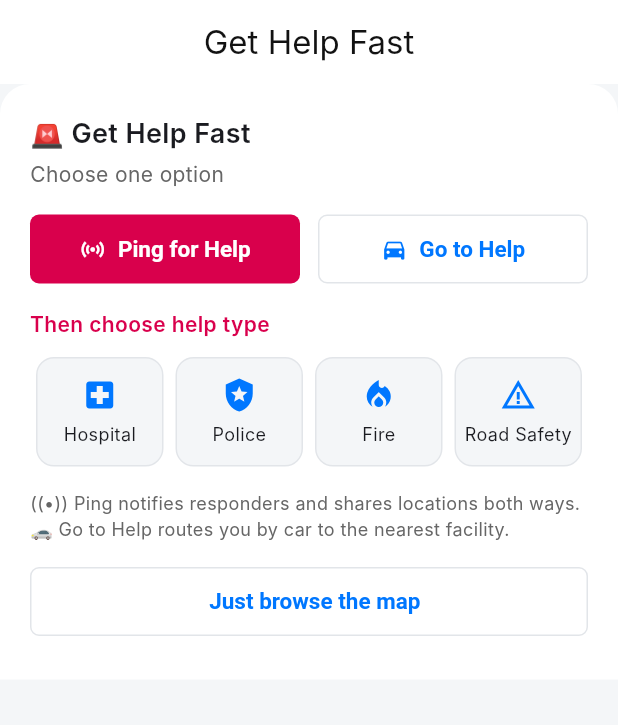
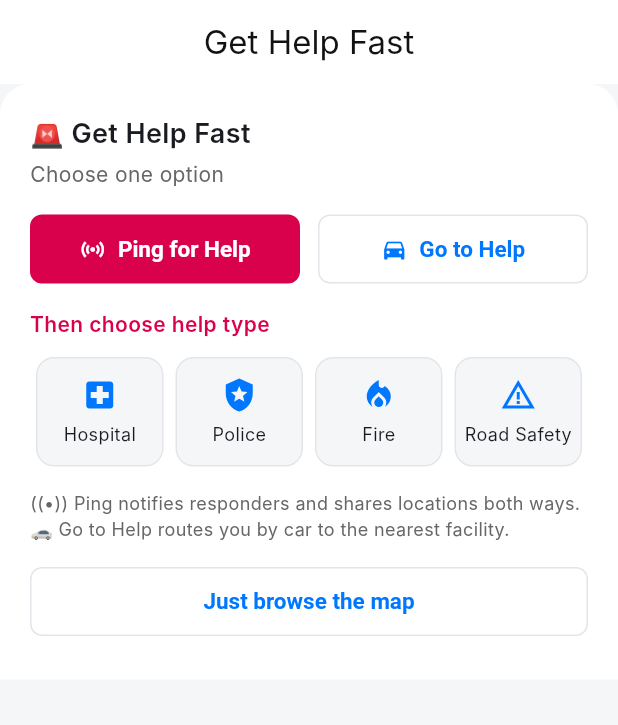
Before and after one commit to ayubasalami/911-Rescue, a Flutter app: the GetHelpScreen screen opened by its route, after a tap on "Ping for Help", after a tap on "Hospital", on a phone screen of 412 x 824 dp. Shown: the top 725 px of the screen. Run offline on Flutter 3.47's test engine with Material 3 defaults, Android fonts, the phone set to English and light mode, and no system bars; our stand-ins replace flutter_riverpod, geolocator, go_router; missing offline and left inert: mapbox_maps_flutter; Roboto replaces fonts that are missing (Inter).

Commit message:
Add reusable AppButton widget, fix button radius app-wide
Material 3's default OutlinedButton renders as a full pill/stadium
shape with no theme override, visibly mismatched against the
rounded-rect ElevatedButtons (AppRadii.sm). Bumped the radius to 8 and
themed OutlinedButton too, so every button — even a bare one with
custom content — gets the same corners.

Generalized the existing (barely-used) AppButton from 4 variants with
a hardcoded-red "outline" option into {primary, success, danger,
warning, secondary} x filled:bool, covering every color/style
combination actually used across the app, and fixed a latent
icon-alignment bug where an always-present-but-empty icon slot shifted
the label off-center. Migrated every raw ElevatedButton/OutlinedButton
in the app onto it.

```diff
--- a/lib/src/core/theme/app_theme.dart
+++ b/lib/src/core/theme/app_theme.dart
@@ -14,7 +14,7 @@ abstract final class AppColors {
 }
 
 abstract final class AppRadii {
-  static const sm = 6.0;
+  static const sm = 8.0;
   static const md = 12.0;
   static const lg = 20.0;
   static const full = 999.0;
@@ -52,6 +52,19 @@ class AppTheme {
           padding: const EdgeInsets.symmetric(horizontal: 20, vertical: 12),
         ),
       ),
+      // Material 3's default OutlinedButton is a full stadium/pill shape —
+      // without this override it visibly mismatches the rounded-rect
+      // ElevatedButtons above. Any bare OutlinedButton (e.g. one with
+      // custom composed content that doesn't fit AppButton) still gets the
+      // right radius for free.
+      outlinedButtonTheme: OutlinedButtonThemeData(
+        style: OutlinedButton.styleFrom(
+          shape: RoundedRectangleBorder(
+            borderRadius: BorderRadius.circular(AppRadii.sm),
+          ),
+          padding: const EdgeInsets.symmetric(horizontal: 20, vertical: 12),
+        ),
+      ),
     );
   }
 }
--- a/lib/src/ui/core/widgets/app_button.dart
+++ b/lib/src/ui/core/widgets/app_button.dart
@@ -2,48 +2,120 @@ import 'package:flutter/material.dart';
 
 import '../../../core/theme/app_theme.dart';
 
-enum AppButtonVariant { primary, danger, secondary, outline }
+enum AppButtonVariant { primary, success, danger, warning, secondary, neutral }
 
+/// The app's single button style — every button should go through this
+/// instead of a bare `ElevatedButton`/`OutlinedButton`, so radius, padding,
+/// and color choices stay consistent everywhere rather than each screen
+/// hand-rolling its own `ElevatedButton.styleFrom(...)`.
 class AppButton extends StatelessWidget {
   const AppButton({
     super.key,
     required this.label,
     required this.onPressed,
     this.variant = AppButtonVariant.primary,
+    this.filled = true,
     this.icon,
   });
 
   final String label;
   final VoidCallback? onPressed;
   final AppButtonVariant variant;
+
+  /// Filled (solid color background, white text) vs. outlined (transparent
+  /// background, colored border + text) treatment of [variant]'s color.
+  /// Ignored for [AppButtonVariant.secondary] and [AppButtonVariant.neutral],
+  /// which always render as their own fixed look.
+  final bool filled;
+
   final IconData? icon;
+
+  static const _padding = EdgeInsets.symmetric(horizontal: 20, vertical: 14);
+  static const _textStyle = TextStyle(fontWeight: FontWeight.w600, fontSize: 15);
+  static final _shape = RoundedRectangleBorder(borderRadius: BorderRadius.circular(AppRadii.sm));
+
+  Color get _color => switch (variant) {
+        AppButtonVariant.primary => AppColors.primary,
+        AppButtonVariant.success => AppColors.success,
+        AppButtonVariant.danger => AppColors.danger,
+        AppButtonVariant.warning => AppColors.warning,
+        AppButtonVariant.secondary => AppColors.primary,
+        AppButtonVariant.neutral => AppColors.textSecondary,
+      };
 
   @override
   Widget build(BuildContext context) {
-    final (background, foreground, border) = switch (variant) {
-      AppButtonVariant.primary => (AppColors.primary, Colors.white, null),
-      AppButtonVariant.danger => (AppColors.danger, Colors.white, null),
-      AppButtonVariant.secondary => (
-          AppColors.backgroundSurface,
-          AppColors.primary,
-          AppColors.border,
+    if (variant == AppButtonVariant.secondary) {
+      return _build(
+        outlined: true,
+        style: OutlinedButton.styleFrom(
+          backgroundColor: AppColors.backgroundSurface,
+          foregroundColor: AppColors.primary,
+          side: const BorderSide(color: AppColors.border),
+          shape: _shape,
+          padding: _padding,
+          textStyle: _textStyle,
         ),
-      AppButtonVariant.outline => (Colors.transparent, AppColors.danger, AppColors.danger),
-    };
+      );
+    }
 
-    return ElevatedButton.icon(
-      onPressed: onPressed,
-      icon: icon == null ? const SizedBox.shrink() : Icon(icon, size: 18),
-      label: Text(label),
-      style: ElevatedButton.styleFrom(
-        backgroundColor: background,
-        foregroundColor: foreground,
-        elevation: 0,
-        side: border == null ? null : BorderSide(color: border),
-        shape: RoundedRectangleBorder(borderRadius: BorderRadius.circular(AppRadii.sm)),
-        padding: const EdgeInsets.symmetric(horizontal: 20, vertical: 14),
-        textStyle: const TextStyle(fontWeight: FontWeight.w600, fontSize: 15),
+    // A muted, informational look — "How to Use This Map," "Data Sources &
+    // Credits" — distinct from an outlined [_color] button since it's
+    // always this same gray regardless of [filled].
+    if (variant == AppButtonVariant.neutral) {
+      return _build(
+        outlined: true,
+        style: OutlinedButton.styleFrom(
+          backgroundColor: AppColors.backgroundCanvas,
+          foregroundColor: AppColors.textSecondary,
+          side: const BorderSide(color: AppColors.border),
+          shape: _shape,
+          padding: _padding,
+          textStyle: _textStyle,
+        ),
+      );
+    }
+
+    final color = _color;
+    if (filled) {
+      return _build(
+        outlined: false,
+        style: ElevatedButton.styleFrom(
+          backgroundColor: color,
+          foregroundColor: Colors.white,
+          elevation: 0,
+          shape: _shape,
+          padding: _padding,
+          textStyle: _textStyle,
+        ),
+      );
+    }
+
+    return _build(
+      outlined: true,
+      style: OutlinedButton.styleFrom(
+        foregroundColor: color,
+        side: BorderSide(color: color),
+        shape: _shape,
+        padding: _padding,
+        textStyle: _textStyle,
       ),
     );
   }
+
+  /// Builds a plain or `.icon(...)` variant of the button depending on
+  /// whether [icon] is set — an always-present but empty icon slot (e.g.
+  /// `SizedBox.shrink()`) still reserves its inter-child gap and visibly
+  /// shifts the label off-center, so the two constructors aren't
+  /// interchangeable here.
+  Widget _build({required bool outlined, required ButtonStyle style}) {
+    if (icon == null) {
+      return outlined
+          ? OutlinedButton(onPressed: onPressed, style: style, child: Text(label))
+          : ElevatedButton(onPressed: onPressed, style: style, child: Text(label));
+    }
+    return outlined
+        ? OutlinedButton.icon(onPressed: onPressed, style: style, icon: Icon(icon, size: 18), label: Text(label))
+        : ElevatedButton.icon(onPressed: onPressed, style: style, icon: Icon(icon, size: 18), label: Text(label));
+  }
 }
--- a/lib/src/ui/get_help/widgets/get_help_sheet.dart
+++ b/lib/src/ui/get_help/widgets/get_help_sheet.dart
@@ -57,7 +57,8 @@ class _GetHelpSheetState extends State<GetHelpSheet> {
                 child: AppButton(
                   label: 'Ping for Help',
                   icon: Icons.sensors,
-                  variant: _mode == _HelpMode.ping ? AppButtonVariant.danger : AppButtonVariant.outline,
+                  variant: AppButtonVariant.danger,
+                  filled: _mode == _HelpMode.ping,
                   onPressed: () => setState(() => _mode = _HelpMode.ping),
                 ),
               ),
--- a/lib/src/ui/home_map/widgets/access_analysis_sheet.dart
+++ b/lib/src/ui/home_map/widgets/access_analysis_sheet.dart
@@ -4,6 +4,7 @@ import '../../../core/theme/app_theme.dart';
 import '../../../data/models/access_analysis.dart';
 import '../../../data/models/facility.dart';
 import '../../../data/models/geo_point.dart';
+import '../../core/widgets/app_button.dart';
 
 String _formatPopulation(int value) {
   final digits = value.toString();
@@ -261,9 +262,9 @@ class _FacilityRow extends StatelessWidget {
                 const SizedBox(height: 8),
                 Row(
                   children: [
-                    Expanded(child: OutlinedButton(onPressed: onMapRoute, child: const Text('Map Route'))),
+                    Expanded(child: AppButton(label: 'Map Route', onPressed: onMapRoute, filled: false)),
                     const SizedBox(width: 8),
-                    Expanded(child: OutlinedButton(onPressed: onDirections, child: const Text('Directions'))),
+                    Expanded(child: AppButton(label: 'Directions', onPressed: onDirections, filled: false)),
                   ],
                 ),
               ],
```
Also changed, not shown: lib/src/ui/home_map/widgets/access_origin_popup.dart (+8 -7 lines), lib/src/ui/home_map/widgets/facility_popup_card.dart (+13 -15 lines).
